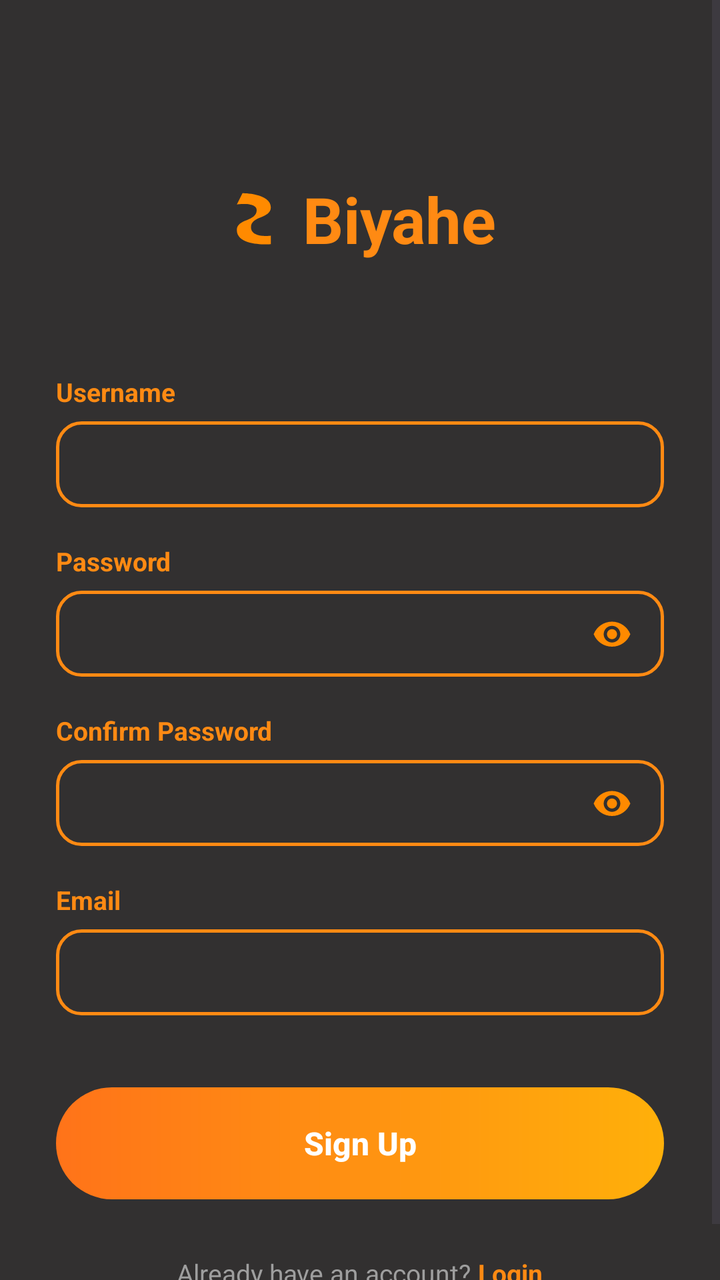
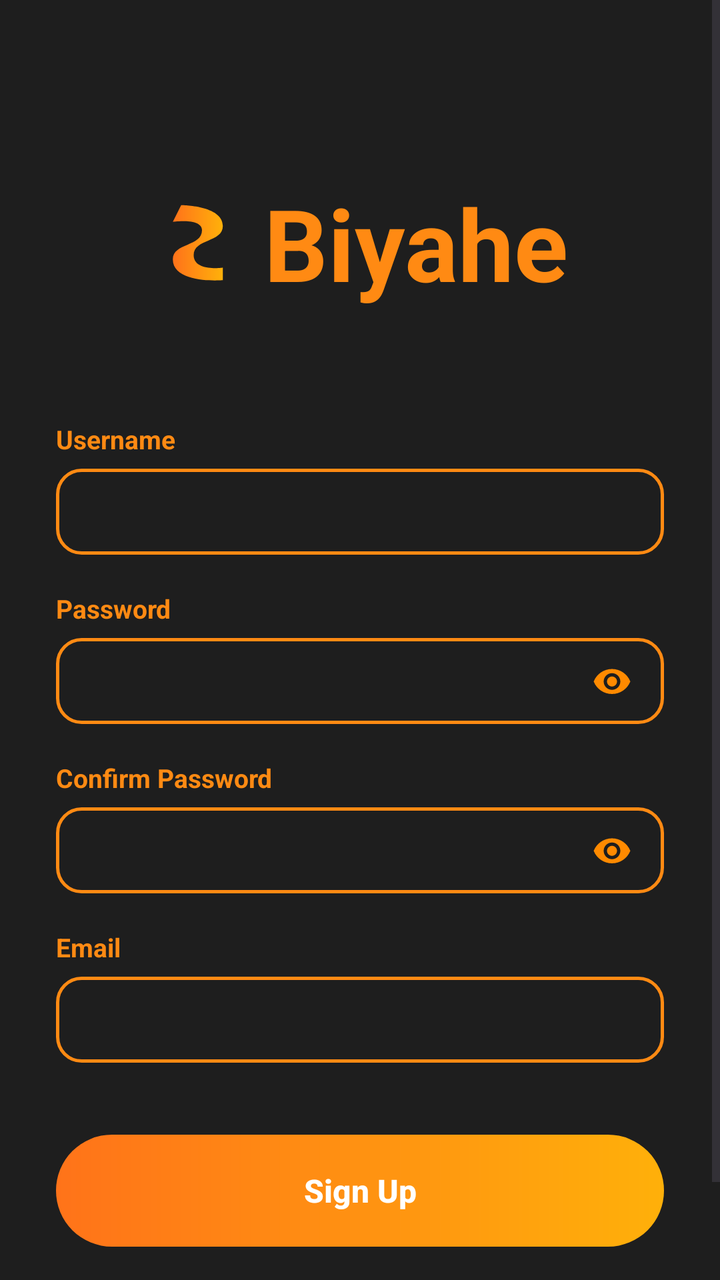

An Android layout rendered at two revisions. The XML below is the earlier revision; the diff shows what the commit changed to produce the second picture.
<!-- AndroidManifest.xml: application theme Theme.Biyahe -->
<!-- res/layout/activity_signup.xml -->
<?xml version="1.0" encoding="utf-8"?>
<ScrollView xmlns:android="http://schemas.android.com/apk/res/android"
    xmlns:app="http://schemas.android.com/apk/res-auto"
    android:layout_width="match_parent"
    android:layout_height="match_parent"
    android:background="@color/background_dark"
    android:fillViewport="true">

    <LinearLayout
        android:layout_width="match_parent"
        android:layout_height="wrap_content"
        android:orientation="vertical"
        android:paddingStart="28dp"
        android:paddingEnd="28dp"
        android:paddingTop="48dp"
        android:paddingBottom="24dp">

        
        <LinearLayout
            android:layout_width="wrap_content"
            android:layout_height="wrap_content"
            android:layout_gravity="center_horizontal"
            android:orientation="horizontal"
            android:gravity="center_vertical"
            android:layout_marginTop="40dp"
            android:layout_marginBottom="56dp">

            <ImageView
                android:layout_width="34dp"
                android:layout_height="34dp"
                android:src="@drawable/ic_logo_swirl"
                android:contentDescription="@null" />

            <TextView
                android:layout_width="wrap_content"
                android:layout_height="wrap_content"
                android:layout_marginStart="6dp"
                android:text="Biyahe"
                android:textColor="@color/orange_primary"
                android:textSize="32sp"
                android:textStyle="bold" />
        </LinearLayout>

        
        <TextView
            android:layout_width="wrap_content"
            android:layout_height="wrap_content"
            android:text="Username"
            android:textColor="@color/orange_primary"
            android:textSize="13sp"
            android:textStyle="bold"
            android:layout_marginBottom="6dp" />

        <EditText
            android:layout_width="match_parent"
            android:layout_height="wrap_content"
            android:background="@drawable/bg_edittext"
            android:textColor="@color/text_white"
            android:textColorHint="@color/hint_gray"
            android:textSize="14sp"
            android:inputType="text"
            android:layout_marginBottom="18dp" />

        
        <TextView
            android:layout_width="wrap_content"
            android:layout_height="wrap_content"
            android:text="Password"
            android:textColor="@color/orange_primary"
            android:textSize="13sp"
            android:textStyle="bold"
            android:layout_marginBottom="6dp" />

        <FrameLayout
            android:layout_width="match_parent"
            android:layout_height="wrap_content"
            android:layout_marginBottom="18dp">

            <EditText
                android:layout_width="match_parent"
                android:layout_height="wrap_content"
                android:background="@drawable/bg_edittext"
                android:textColor="@color/text_white"
                android:textColorHint="@color/hint_gray"
                android:textSize="14sp"
                android:inputType="textPassword"
                android:paddingEnd="44dp" />

            <ImageView
                android:layout_width="20dp"
                android:layout_height="20dp"
                android:layout_gravity="end|center_vertical"
                android:layout_marginEnd="16dp"
                android:src="@drawable/ic_eye"
                android:contentDescription="@null" />
        </FrameLayout>

        
        <TextView
            android:layout_width="wrap_content"
            android:layout_height="wrap_content"
            android:text="Confirm Password"
            android:textColor="@color/orange_primary"
            android:textSize="13sp"
            android:textStyle="bold"
            android:layout_marginBottom="6dp" />

        <FrameLayout
            android:layout_width="match_parent"
            android:layout_height="wrap_content"
            android:layout_marginBottom="18dp">

            <EditText
                android:layout_width="match_parent"
                android:layout_height="wrap_content"
                android:background="@drawable/bg_edittext"
                android:textColor="@color/text_white"
                android:textColorHint="@color/hint_gray"
                android:textSize="14sp"
                android:inputType="textPassword"
                android:paddingEnd="44dp" />

            <ImageView
                android:layout_width="20dp"
                android:layout_height="20dp"
                android:layout_gravity="end|center_vertical"
                android:layout_marginEnd="16dp"
                android:src="@drawable/ic_eye"
                android:contentDescription="@null" />
        </FrameLayout>

        
        <TextView
            android:layout_width="wrap_content"
            android:layout_height="wrap_content"
            android:text="Email"
            android:textColor="@color/orange_primary"
            android:textSize="13sp"
            android:textStyle="bold"
            android:layout_marginBottom="6dp" />

        <EditText
            android:layout_width="match_parent"
            android:layout_height="wrap_content"
            android:background="@drawable/bg_edittext"
            android:textColor="@color/text_white"
            android:textColorHint="@color/hint_gray"
            android:textSize="14sp"
            android:inputType="textEmailAddress"
            android:layout_marginBottom="36dp" />

        
        <Button
            android:id="@+id/btnSignUp"
            android:layout_width="match_parent"
            android:layout_height="56dp"
            android:text="Sign Up"
            android:textColor="@color/text_white"
            android:textSize="16sp"
            android:textStyle="bold"
            android:textAllCaps="false"
            android:background="@drawable/bg_button_gradient"
            android:elevation="0dp"
            android:stateListAnimator="@null"
            android:layout_marginBottom="28dp" />

        
        <LinearLayout
            android:layout_width="wrap_content"
            android:layout_height="wrap_content"
            android:layout_gravity="center_horizontal"
            android:orientation="horizontal">

            <TextView
                android:layout_width="wrap_content"
                android:layout_height="wrap_content"
                android:text="Already have an account? "
                android:textColor="@color/text_gray"
                android:textSize="13sp" />

            <TextView
                android:id="@+id/tvLogin"
                android:layout_width="wrap_content"
                android:layout_height="wrap_content"
                android:text="Login"
                android:textColor="@color/orange_primary"
                android:textSize="13sp"
                android:textStyle="bold" />
        </LinearLayout>

    </LinearLayout>
</ScrollView>
<!-- resources referenced by this layout -->
<resources>
  <color name="background_dark">#323030</color>
  <color name="hint_gray">#8A8A8A</color>
  <color name="orange_primary">#FF8A13</color>
  <color name="text_gray">#9E9E9E</color>
  <color name="text_white">#FFFFFF</color>
  <!-- drawable bg_button_gradient (drawable) -->
  <?xml version="1.0" encoding="utf-8"?>
  <shape xmlns:android="http://schemas.android.com/apk/res/android"
      android:shape="rectangle">
      <corners android:radius="28dp" />
      <gradient
          android:type="linear"
          android:angle="0"
          android:startColor="@color/button_gradient_start"
          android:endColor="@color/button_gradient_end" />
  </shape>
  <!-- drawable bg_edittext (drawable) -->
  <?xml version="1.0" encoding="utf-8"?>
  <shape xmlns:android="http://schemas.android.com/apk/res/android"
      android:shape="rectangle">
      <corners android:radius="12dp" />
      <solid android:color="@color/background_dark" />
      <stroke
          android:width="1.5dp"
          android:color="@color/orange_primary" />
      <padding
          android:left="16dp"
          android:right="16dp"
          android:top="12dp"
          android:bottom="12dp" />
  </shape>
  <!-- drawable ic_eye (drawable) -->
  <vector xmlns:android="http://schemas.android.com/apk/res/android"
      android:width="20dp"
      android:height="20dp"
      android:viewportWidth="24"
      android:viewportHeight="24">
      <path
          android:fillColor="#FF8A00"
          android:pathData="M12,5C7,5 2.73,8.11 1,12.5C2.73,16.89 7,20 12,20C17,20 21.27,16.89 23,12.5C21.27,8.11 17,5 12,5ZM12,17.5C9.24,17.5 7,15.26 7,12.5C7,9.74 9.24,7.5 12,7.5C14.76,7.5 17,9.74 17,12.5C17,15.26 14.76,17.5 12,17.5ZM12,9.5C10.34,9.5 9,10.84 9,12.5C9,14.16 10.34,15.5 12,15.5C13.66,15.5 15,14.16 15,12.5C15,10.84 13.66,9.5 12,9.5Z"/>
  </vector>
  <!-- drawable ic_logo_swirl (drawable) -->
  <vector xmlns:android="http://schemas.android.com/apk/res/android"
      android:width="40dp"
      android:height="40dp"
      android:viewportWidth="48"
      android:viewportHeight="48">
      <path
          android:fillColor="#FF8A00"
          android:pathData="M14,6 C14,6 34,6 34,16 C34,24 20,22 20,30 C20,38 34,36 34,36 L34,42 C34,42 10,44 10,32 C10,24 24,26 24,18 C24,12 10,14 10,14 Z"/>
  </vector>
  <style name="Theme.Biyahe" parent="Base.Theme.Biyahe" />
  <color name="button_gradient_start">#FF7319</color>
  <color name="button_gradient_end">#FFB00A</color>
  <style name="Base.Theme.Biyahe" parent="Theme.Material3.DayNight.NoActionBar">
          
          
      </style>
</resources>

<!-- the commit's change to res/layout/activity_signup.xml (unified diff, before → after) -->
@@ -26,8 +26,8 @@
             android:layout_marginBottom="56dp">
 
             <ImageView
-                android:layout_width="34dp"
-                android:layout_height="34dp"
+                android:layout_width="50dp"
+                android:layout_height="50dp"
                 android:src="@drawable/ic_logo_swirl"
                 android:contentDescription="@null" />
 
@@ -37,7 +37,7 @@
                 android:layout_marginStart="6dp"
                 android:text="Biyahe"
                 android:textColor="@color/orange_primary"
-                android:textSize="32sp"
+                android:textSize="50sp"
                 android:textStyle="bold" />
         </LinearLayout>
 
@@ -150,7 +150,7 @@
             android:layout_marginBottom="36dp" />
 
         
-        <Button
+        <androidx.appcompat.widget.AppCompatButton
             android:id="@+id/btnSignUp"
             android:layout_width="match_parent"
             android:layout_height="56dp"
<!-- resource entries referenced after the edit -->
@@ -1,6 +1,6 @@
 <!-- resources referenced by this layout -->
 <resources>
-  <color name="background_dark">#323030</color>
+  <color name="background_dark">#1E1E1E</color>
   <color name="hint_gray">#8A8A8A</color>
   <color name="orange_primary">#FF8A13</color>
   <color name="text_gray">#9E9E9E</color>
@@ -43,13 +43,25 @@
   </vector>
   <!-- drawable ic_logo_swirl (drawable) -->
   <vector xmlns:android="http://schemas.android.com/apk/res/android"
+      xmlns:aapt="http://schemas.android.com/aapt"
       android:width="40dp"
       android:height="40dp"
       android:viewportWidth="48"
       android:viewportHeight="48">
       <path
-          android:fillColor="#FF8A00"
-          android:pathData="M14,6 C14,6 34,6 34,16 C34,24 20,22 20,30 C20,38 34,36 34,36 L34,42 C34,42 10,44 10,32 C10,24 24,26 24,18 C24,12 10,14 10,14 Z"/>
+          android:pathData="M14,6 C14,6 34,6 34,16 C34,24 20,22 20,30 C20,38 34,36 34,36 L34,42 C34,42 10,44 10,32 C10,24 24,26 24,18 C24,12 10,14 10,14 Z">
+          <aapt:attr name="android:fillColor">
+              <gradient
+                  android:type="linear"
+                  android:startX="10"
+                  android:startY="0"
+                  android:endX="34"
+                  android:endY="0">
+                  <item android:offset="0.0" android:color="#FFFF721A" />
+                  <item android:offset="1.0" android:color="#FFFFB10A" />
+              </gradient>
+          </aapt:attr>
+      </path>
   </vector>
   <style name="Theme.Biyahe" parent="Base.Theme.Biyahe" />
   <color name="button_gradient_start">#FF7319</color>
